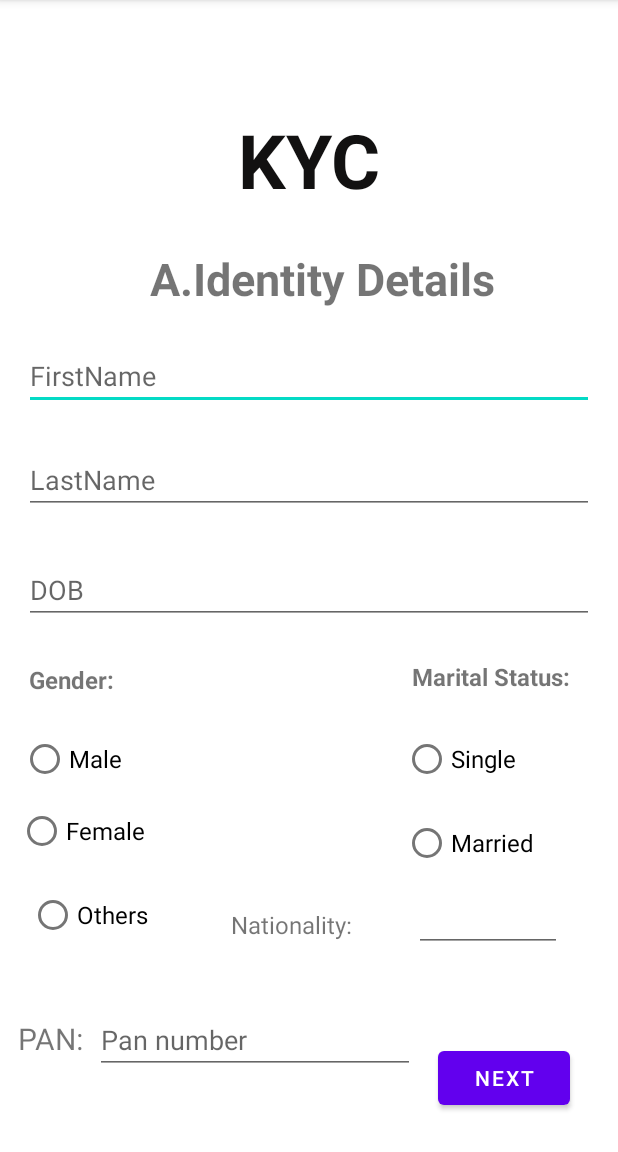
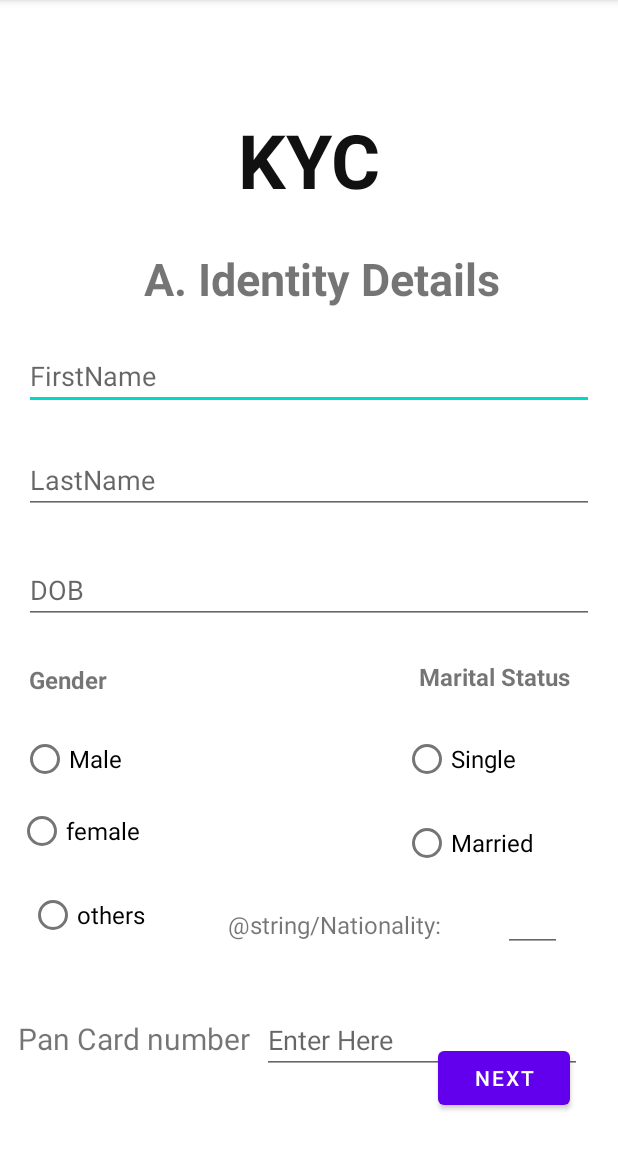
Before and after one commit to Ishika08jain/PocketBank, an Android app: the KycActivity screen opened directly, with no data from a screen before it, on a phone screen of 412 x 824 dp, the part 84-1236 px from its top. Run offline under Robolectric (Android 15) with nearby library versions, the light colour scheme and no system bars.

Commit message:
Merge remote-tracking branch 'origin/master'

```diff
--- a/app/src/main/java/com/example/pocketbank/MainActivity.java
+++ b/app/src/main/java/com/example/pocketbank/MainActivity.java
@@ -2,10 +2,12 @@ package com.example.pocketbank;
 
 import androidx.appcompat.app.AlertDialog;
 import androidx.appcompat.app.AppCompatActivity;
+import androidx.constraintlayout.widget.ConstraintLayout;
 
 import android.content.DialogInterface;
 import android.content.Intent;
 import android.content.res.Configuration;
+import android.hardware.biometrics.BiometricPrompt;
 import android.widget.AdapterView;
 import android.widget.ArrayAdapter;
 import android.widget.Button;
@@ -19,6 +21,9 @@ import java.util.Locale;
 
 public class MainActivity extends AppCompatActivity{
 
+    //BiometricPrompt biometricPrompt;
+    //BiometricPrompt.PromptInfo promptInfo;
+    ConstraintLayout mMainLayout;
     RadioButton rb;
     Button button, button14;
 
@@ -26,6 +31,7 @@ public class MainActivity extends AppCompatActivity{
     protected void onCreate(Bundle savedInstanceState) {
         super.onCreate(savedInstanceState);
         setContentView(R.layout.activity_main);
+       // mMainLayout=findViewById(R.id.main_layout);
         rb = findViewById(R.id.rb);
         button = findViewById(R.id.button);
         button.setOnClickListener(new View.OnClickListener() {
--- a/app/src/main/res/layout/activity_kyc.xml
+++ b/app/src/main/res/layout/activity_kyc.xml
@@ -14,7 +14,7 @@
         android:layout_marginTop="78dp"
         android:layout_marginEnd="185dp"
         android:layout_marginBottom="634dp"
-        android:text="KYC"
+        android:text="@string/KYC"
         android:textColor="#121111"
         android:textSize="50sp"
         android:textStyle="bold"
@@ -31,7 +31,7 @@
         android:layout_marginTop="88dp"
         android:layout_marginEnd="16dp"
         android:ems="10"
-        android:hint="FirstName"
+        android:hint="@string/FirstName"
         android:inputType="textPersonName"
         app:layout_constraintEnd_toEndOf="parent"
         app:layout_constraintHorizontal_bias="0.0"
@@ -46,7 +46,7 @@
         android:layout_marginTop="24dp"
         android:layout_marginEnd="16dp"
         android:ems="10"
-        android:hint="LastName"
+        android:hint="@string/LastName"
         android:inputType="textPersonName"
         app:layout_constraintEnd_toEndOf="parent"
         app:layout_constraintHorizontal_bias="0.0"
@@ -61,7 +61,7 @@
         android:layout_marginTop="28dp"
         android:layout_marginEnd="16dp"
         android:ems="10"
-        android:hint="DOB"
+        android:hint="@string/DOB"
         android:inputType="date"
         app:layout_constraintEnd_toEndOf="parent"
         app:layout_constraintHorizontal_bias="0.0"
@@ -74,7 +74,7 @@
         android:layout_height="wrap_content"
         android:layout_marginStart="17dp"
         android:layout_marginBottom="22dp"
-        android:text="A.Identity Details"
+        android:text="@string/a"
         android:textAlignment="center"
         android:textSize="30sp"
         android:textStyle="bold"
@@ -87,7 +87,7 @@
         android:layout_height="wrap_content"
         android:layout_marginStart="19dp"
         android:layout_marginTop="26dp"
-        android:text="Gender:"
+        android:text="@string/Gender"
         android:textSize="16sp"
         android:textStyle="bold"
         app:layout_constraintStart_toStartOf="parent"
@@ -99,7 +99,7 @@
         android:layout_height="wrap_content"
         android:layout_marginTop="24dp"
         android:layout_marginEnd="16dp"
-        android:text="Marital Status:"
+        android:text="@string/maritalstatus"
         android:textSize="16sp"
         android:textStyle="bold"
         app:layout_constraintEnd_toEndOf="@+id/editTextDate"
@@ -111,7 +111,7 @@
         android:layout_height="wrap_content"
         android:layout_marginStart="14dp"
         android:layout_marginTop="18dp"
-        android:text="Male"
+        android:text="@string/Male"
         android:textSize="16sp"
         app:layout_constraintStart_toStartOf="parent"
         app:layout_constraintTop_toBottomOf="@+id/textView9" />
@@ -121,7 +121,7 @@
         android:layout_width="wrap_content"
         android:layout_height="wrap_content"
         android:layout_marginStart="12dp"
-        android:text="Female"
+        android:text="@string/Female"
         android:textSize="16sp"
         app:layout_constraintStart_toStartOf="parent"
         app:layout_constraintTop_toBottomOf="@+id/radioButton2" />
@@ -133,7 +133,7 @@
         android:layout_marginStart="19dp"
         android:layout_marginTop="8dp"
         android:layout_marginEnd="55dp"
-        android:text="Others"
+        android:text="@string/Others"
         android:textSize="16sp"
         app:layout_constraintEnd_toStartOf="@+id/textView18"
         app:layout_constraintStart_toStartOf="parent"
@@ -145,7 +145,7 @@
         android:layout_height="wrap_content"
         android:layout_marginTop="20dp"
         android:layout_marginEnd="68dp"
-        android:text="Single"
+        android:text="@string/Single"
         android:textSize="16sp"
         app:layout_constraintEnd_toEndOf="parent"
         app:layout_constraintTop_toBottomOf="@+id/textView17" />
@@ -156,7 +156,7 @@
         android:layout_height="wrap_content"
         android:layout_marginTop="8dp"
         android:layout_marginEnd="56dp"
-        android:text="Married"
+        android:text="@string/Married"
         android:textSize="16sp"
         app:layout_constraintEnd_toEndOf="parent"
         app:layout_constraintTop_toBottomOf="@+id/radioButton5" />
@@ -167,7 +167,7 @@
         android:layout_height="wrap_content"
         android:layout_marginEnd="41dp"
         android:layout_marginBottom="7dp"
-        android:text="Nationality:"
+        android:text="@string/Nationality:"
         android:textSize="16sp"
         app:layout_constraintBottom_toBottomOf="@+id/editTextTextPersonName5"
         app:layout_constraintEnd_toStartOf="@+id/editTextTextPersonName5"
@@ -191,7 +191,7 @@
         android:layout_height="wrap_content"
         android:layout_marginEnd="32dp"
         android:layout_marginBottom="25dp"
-        android:text="Next"
+        android:text="@string/next"
         app:layout_constraintBottom_toBottomOf="parent"
         app:layout_constraintEnd_toEndOf="parent" />
 
@@ -201,7 +201,7 @@
         android:layout_height="wrap_content"
         android:layout_marginStart="12dp"
         android:layout_marginBottom="62dp"
-        android:text="PAN:"
+        android:text="@string/pan"
         android:textSize="20sp"
         app:layout_constraintBottom_toBottomOf="parent"
         app:layout_constraintStart_toStartOf="parent" />
@@ -212,7 +212,7 @@
         android:layout_height="wrap_content"
         android:layout_marginStart="8dp"
         android:ems="10"
-        android:hint="Pan number"
+        android:hint="@string/enterhere"
         android:inputType="number"
         app:layout_constraintBaseline_toBaselineOf="@+id/textView19"
         app:layout_constraintStart_toEndOf="@+id/textView19" />
--- a/app/src/main/res/layout/activity_loanpage.xml
+++ b/app/src/main/res/layout/activity_loanpage.xml
@@ -18,7 +18,7 @@
         android:layout_marginEnd="21dp"
         android:layout_marginBottom="200dp"
         android:background="#3F51B5"
-        android:text="Loan Payment"
+        android:text="@string/Loan_Payment"
         android:textAlignment="center"
         android:textAppearance="@style/TextAppearance.AppCompat.Display1"
         app:layout_constraintBottom_toTopOf="@+id/textView28"
@@ -34,7 +34,7 @@
         android:layout_marginStart="16dp"
         android:layout_marginEnd="16dp"
         android:layout_marginBottom="30dp"
-        android:text="Apply For Loan"
+        android:text="@string/newloan"
         android:textAppearance="@style/TextAppearance.AppCompat.Display1"
         app:layout_constraintBottom_toTopOf="@+id/button10"
         app:layout_constraintEnd_toEndOf="parent"
@@ -50,7 +50,7 @@
         android:layout_marginEnd="21dp"
         android:layout_marginBottom="26dp"
         android:background="#0A0E0000"
-        android:text="        Help?"
+        android:text="@string/Help"
         android:textAppearance="@style/TextAppearance.AppCompat.Body1"
         app:layout_constraintBottom_toBottomOf="parent"
         app:layout_constraintEnd_toEndOf="parent"
--- a/app/src/main/res/layout/activity_loanpayment.xml
+++ b/app/src/main/res/layout/activity_loanpayment.xml
@@ -16,7 +16,7 @@
         android:backgroundTint="#3F51B5"
         android:ems="10"
         android:inputType="textPersonName"
-        android:hint="Reference Number"
+        android:hint="@string/reference_number"
         android:textAppearance="@style/TextAppearance.AppCompat.Large"
         app:layout_constraintStart_toStartOf="parent"
         app:layout_constraintTop_toTopOf="parent" />
@@ -41,7 +41,7 @@
         android:layout_height="wrap_content"
         android:layout_marginTop="96dp"
         android:layout_marginEnd="62dp"
-        android:text="Pay"
+        android:text="@string/Pay"
         app:layout_constraintEnd_toEndOf="@+id/editTextTextPersonName6"
         app:layout_constraintTop_toBottomOf="@+id/editTextTextPersonName6" />
 
@@ -52,7 +52,7 @@
         android:layout_marginStart="13dp"
         android:layout_marginEnd="13dp"
         android:layout_marginBottom="7dp"
-        android:text="Select Type of loan"
+        android:text="@string/select_loantype"
         android:textAppearance="@style/TextAppearance.AppCompat.Large"
         app:layout_constraintBottom_toBottomOf="@+id/spinner2"
         app:layout_constraintEnd_toEndOf="parent"
--- a/app/src/main/res/layout/activity_main.xml
+++ b/app/src/main/res/layout/activity_main.xml
@@ -4,6 +4,7 @@
     xmlns:tools="http://schemas.android.com/tools"
     android:layout_width="match_parent"
     android:layout_height="match_parent"
+
     tools:context=".MainActivity">
 
     <Button
--- a/app/src/main/res/layout/activity_upi.xml
+++ b/app/src/main/res/layout/activity_upi.xml
@@ -11,7 +11,7 @@
         android:layout_width="0dp"
         android:layout_height="wrap_content"
         android:layout_marginTop="107dp"
-        android:text="UPI Payment Gateway"
+        android:text="@string/upigateway"
         android:textAlignment="center"
         android:textColor="#1B1919"
         android:textSize="30sp"
@@ -26,7 +26,7 @@
         android:layout_height="wrap_content"
         android:layout_marginStart="16dp"
         android:layout_marginTop="64dp"
-        android:text="Do you want to enable your upi payment option?"
+        android:text="@string/permission"
         android:textAlignment="center"
         android:textSize="16sp"
         android:textStyle="bold"
@@ -38,7 +38,7 @@
         android:layout_width="wrap_content"
         android:layout_height="wrap_content"
         android:layout_marginBottom="82dp"
-        android:text="DONE"
+        android:text="@string/DONE"
         app:layout_constraintBottom_toBottomOf="parent"
         app:layout_constraintEnd_toEndOf="parent"
         app:layout_constraintStart_toStartOf="parent" />
```
Also changed, not shown: app/build.gradle (+3 -4 lines), app/src/main/res/layout/activity_accountspage.xml (+9 -8 lines), app/src/main/res/layout/activity_bill_payment_page.xml (+6 -6 lines), app/src/main/res/layout/activity_kyctwo.xml (+14 -14 lines), app/src/main/res/layout/activity_newloan.xml (+9 -9 lines), app/src/main/res/layout/activity_upion.xml (+7 -7 lines), app/src/main/res/values/strings.xml (+70 -20 lines), 2 other files.
